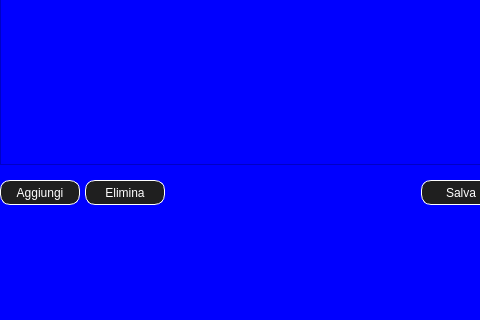
Qt form UI/table_wgt.ui (AntonioRIcca/ARStool) before a commit; both pictures show x 0 to 480 and y 347 to 667 of the 796 by 667 pixel window.
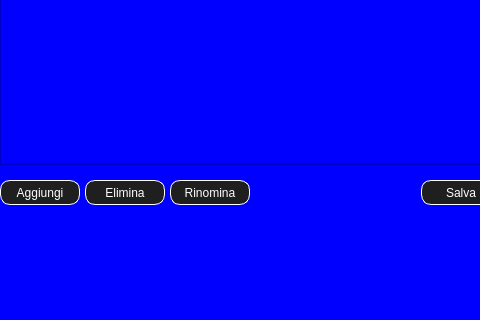
The same form after that commit.

```diff
--- a/UI/table_wgt.ui
+++ b/UI/table_wgt.ui
@@ -167,6 +167,22 @@
          </property>
         </widget>
        </item>
+       <item>
+        <widget class="QPushButton" name="ren_Btn">
+         <property name="minimumSize">
+          <size>
+           <width>80</width>
+           <height>25</height>
+          </size>
+         </property>
+         <property name="styleSheet">
+          <string notr="true">border-color: rgb(255, 255, 255);</string>
+         </property>
+         <property name="text">
+          <string>Rinomina</string>
+         </property>
+        </widget>
+       </item>
        <item>
         <spacer name="buttons_Spc">
          <property name="orientation">
```
